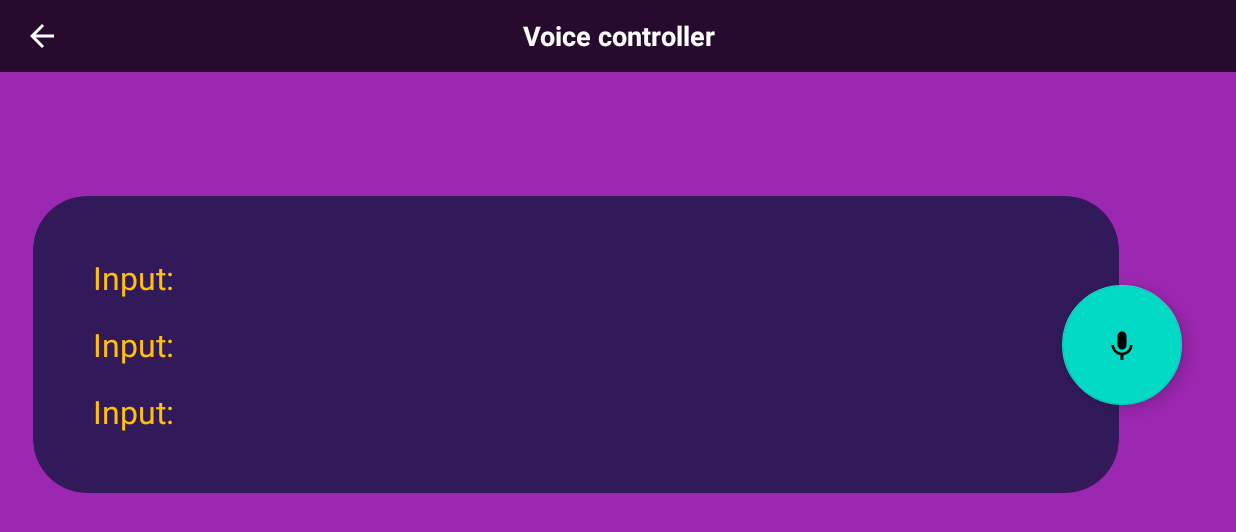
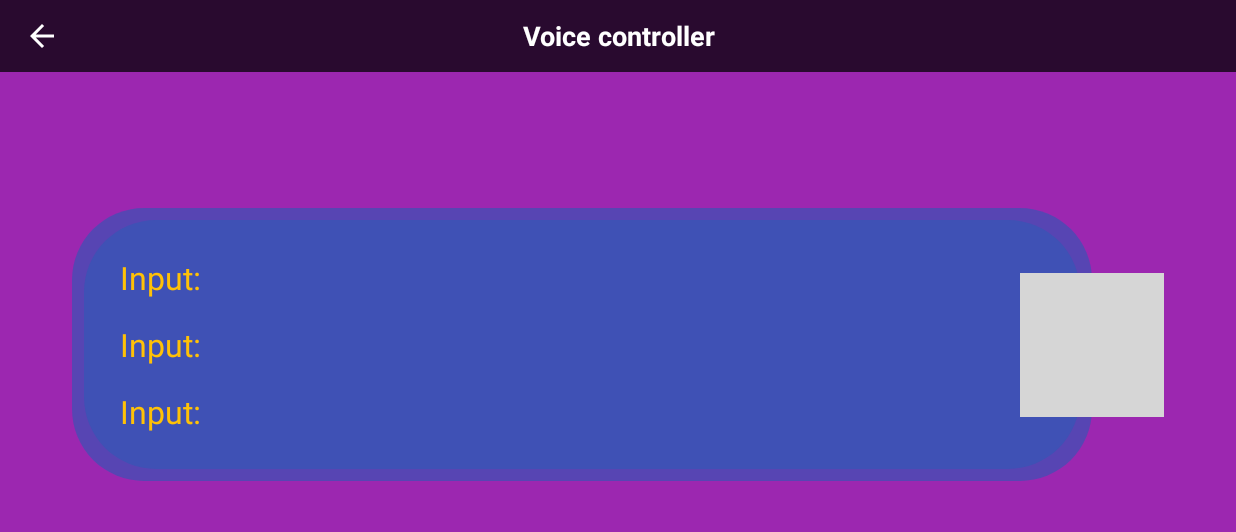
Before and after one commit to duy07t1k23cht/robo-control, an Android app: the VoiceControlActivity screen opened directly, with no data from a screen before it, on a phone screen of 824 x 412 dp (held sideways). Shown: the top 532 px of the screen. Run offline under Robolectric (Android 15) with nearby library versions, the phone set to English and light mode, and no system bars; grey boxes are pictures that could not be loaded.

Commit message:
Speech to text EN

```diff
--- a/app/src/main/AndroidManifest.xml
+++ b/app/src/main/AndroidManifest.xml
@@ -5,6 +5,7 @@
 
     <uses-permission android:name="android.permission.BLUETOOTH" />
     <uses-permission android:name="android.permission.BLUETOOTH_ADMIN" />
+    <uses-permission android:name="android.permission.RECORD_AUDIO" />
 
     <application
         android:allowBackup="true"
--- a/app/src/main/java/com/example/robocontrol/ui/main/MainActivity.java
+++ b/app/src/main/java/com/example/robocontrol/ui/main/MainActivity.java
@@ -52,6 +52,12 @@ public class MainActivity
 
         mPresenter.setupJoystick(layoutJoystick, R.drawable.bg_stick);
         mPresenter.checkBluetoothStatus();
+    }
+
+    @Override
+    protected void onResume() {
+        super.onResume();
+        mPresenter.setupBluetoothConnectListener();
     }
 
     @Override
--- a/app/src/main/java/com/example/robocontrol/ui/main/MainContract.java
+++ b/app/src/main/java/com/example/robocontrol/ui/main/MainContract.java
@@ -15,6 +15,7 @@ public class MainContract {
 
     public final static int CONNECT_DEVICE_REQ = 123;
     public final static int ENABLE_BLUETOOTH_REQ = 456;
+
     public final static String DEVICE_ADDRESS = "DeviceAddress";
 
     interface View extends BaseView {
@@ -40,6 +41,8 @@ public class MainContract {
     }
 
     interface Presenter {
+        void setupBluetoothConnectListener();
+
         void checkBluetoothStatus();
 
         void showHideMoreOption();
--- a/app/src/main/java/com/example/robocontrol/ui/voicecontrol/VoiceControlActivity.java
+++ b/app/src/main/java/com/example/robocontrol/ui/voicecontrol/VoiceControlActivity.java
@@ -1,14 +1,30 @@
 package com.example.robocontrol.ui.voicecontrol;
 
+import android.Manifest;
+import android.content.pm.PackageManager;
+import android.os.Bundle;
+import android.os.PersistableBundle;
 import android.view.View;
+import android.widget.CompoundButton;
 import android.widget.ImageView;
+import android.widget.TextView;
+import android.widget.Toast;
+import android.widget.ToggleButton;
+
+import androidx.annotation.NonNull;
+import androidx.annotation.Nullable;
+import androidx.core.app.ActivityCompat;
 
 import com.example.robocontrol.R;
 import com.example.robocontrol.base.BaseActivity;
 
+import static com.example.robocontrol.utils.ViewUtils.toast;
+
 public class VoiceControlActivity extends BaseActivity<VoiceControlPresenter> implements VoiceControlContract.View, View.OnClickListener {
 
-    private ImageView ivBack;
+    private ImageView ivBack, ivListen;
+    private ToggleButton toggleSpeak;
+    private TextView tvInput;
 
     @Override
     protected int getLayoutID() {
@@ -23,11 +39,74 @@ public class VoiceControlActivity extends BaseActivity<VoiceControlPresenter> im
     @Override
     public void initViewComponents() {
         ivBack = findViewById(R.id.iv_back);
+        ivListen = findViewById(R.id.iv_listen);
+        toggleSpeak = findViewById(R.id.toggle_speak);
+        tvInput = findViewById(R.id.tv_input);
     }
 
     @Override
     public void implementClickListener() {
         ivBack.setOnClickListener(this);
+
+        toggleSpeak.setOnCheckedChangeListener(new CompoundButton.OnCheckedChangeListener() {
+            @Override
+            public void onCheckedChanged(CompoundButton buttonView, boolean isChecked) {
+                if (isChecked) {
+                    ivListen.setImageDrawable(getDrawable(R.drawable.ic_voice_big_listening));
+                    startListening();
+                } else {
+                    ivListen.setImageDrawable(getDrawable(R.drawable.ic_voice_big));
+                    mPresenter.stopListening();
+                }
+            }
+        });
+    }
+
+    @Override
+    protected void onCreate(Bundle savedInstanceState) {
+        super.onCreate(savedInstanceState);
+
+        mPresenter.createSpeechRecognizer(this);
+        mPresenter.setupRecognizer(this);
+    }
+
+    @Override
+    public void onRequestPermissionsResult(int requestCode, @NonNull String[] permissions, @NonNull int[] grantResults) {
+        super.onRequestPermissionsResult(requestCode, permissions, grantResults);
+
+        switch (requestCode) {
+            case VoiceControlContract.REQUEST_RECORD_PERMISSION:
+                if (grantResults.length > 0 && grantResults[0] == PackageManager.PERMISSION_GRANTED) {
+                    mPresenter.startListening();
+                } else {
+                    showMessage("Permission Denied!");
+                }
+        }
+    }
+
+    @Override
+    public void showMessage(String message) {
+        toast(this, message);
+    }
+
+    @Override
+    public void displaySpeechText(String text) {
+        tvInput.setText(text);
+    }
+
+    @Override
+    public void startListening() {
+        ActivityCompat.requestPermissions(
+                VoiceControlActivity.this,
+                new String[]{Manifest.permission.RECORD_AUDIO},
+                VoiceControlContract.REQUEST_RECORD_PERMISSION
+        );
+    }
+
+    @Override
+    protected void onStop() {
+        super.onStop();
+        mPresenter.releaseSpeechRecognizer();
     }
 
     @Override
@@ -39,6 +118,10 @@ public class VoiceControlActivity extends BaseActivity<VoiceControlPresenter> im
                 onBackPressed();
                 break;
 
+            case R.id.toggle_speak:
+
+                break;
+
         }
     }
 }
--- /dev/null
+++ b/app/src/main/res/drawable/bg_button_speech.xml
@@ -0,0 +1,20 @@
+<?xml version="1.0" encoding="utf-8"?>
+<layer-list xmlns:android="http://schemas.android.com/apk/res/android">
+
+    <item>
+        <shape android:shape="oval">
+            <solid android:color="#bbFF5722 " />
+            <!--shadow Color-->
+        </shape>
+    </item>
+
+    <item
+        android:bottom="4dp"
+        android:left="4dp"
+        android:right="4dp"
+        android:top="4dp">
+        <shape android:shape="oval">
+            <solid android:color="#FF5722" />
+        </shape>
+    </item>
+</layer-list>
--- /dev/null
+++ b/app/src/main/res/drawable/bg_corner.xml
@@ -0,0 +1,23 @@
+<?xml version="1.0" encoding="utf-8"?>
+<layer-list xmlns:android="http://schemas.android.com/apk/res/android">
+
+    <item>
+        <shape android:shape="rectangle">
+            <solid android:color="#bb3F51B5 " />
+            <corners android:radius="48dp" />
+            <!--shadow Color-->
+        </shape>
+    </item>
+
+    <item
+        android:bottom="8dp"
+        android:left="8dp"
+        android:right="8dp"
+        android:top="8dp">
+        <shape android:shape="rectangle">
+            <solid android:color="#3F51B5" />
+            <corners android:radius="48dp" />
+        </shape>
+
+    </item>
+</layer-list>
--- /dev/null
+++ b/app/src/main/res/drawable/bg_toggle.xml
@@ -0,0 +1,8 @@
+<?xml version="1.0" encoding="utf-8"?>
+<layer-list xmlns:android="http://schemas.android.com/apk/res/android">
+
+    <item android:drawable="@android:color/transparent" />
+
+    <item android:drawable="@drawable/ic_toggle" />
+
+</layer-list>
--- /dev/null
+++ b/app/src/main/res/drawable/ic_toggle.xml
@@ -0,0 +1,9 @@
+<selector xmlns:android="http://schemas.android.com/apk/res/android">
+
+    <item android:state_checked="false"
+        android:drawable="@drawable/ic_voice_big" />
+
+    <item android:state_checked="true"
+        android:drawable="@drawable/ic_voice_big" />
+
+</selector>
--- a/app/src/main/res/drawable/ic_voice_big.xml
+++ b/app/src/main/res/drawable/ic_voice_big_listening.xml
@@ -1,9 +1,9 @@
 <vector xmlns:android="http://schemas.android.com/apk/res/android"
-    android:width="72dp"
-    android:height="72dp"
+    android:width="48dp"
+    android:height="48dp"
     android:viewportWidth="24.0"
     android:viewportHeight="24.0">
     <path
-        android:fillColor="#FF000000"
+        android:fillColor="#4F19AF"
         android:pathData="M12,15c1.66,0 2.99,-1.34 2.99,-3L15,6c0,-1.66 -1.34,-3 -3,-3S9,4.34 9,6v6c0,1.66 1.34,3 3,3zM17.3,12c0,3 -2.54,5.1 -5.3,5.1S6.7,15 6.7,12L5,12c0,3.42 2.72,6.23 6,6.72L11,22h2v-3.28c3.28,-0.48 6,-3.3 6,-6.72h-1.7z" />
 </vector>
--- a/app/src/main/res/layout/activity_voice_control.xml
+++ b/app/src/main/res/layout/activity_voice_control.xml
@@ -39,21 +39,15 @@
         android:layout_width="match_parent"
         android:layout_height="match_parent">
 
-        <androidx.cardview.widget.CardView
-            android:layout_width="match_parent"
-            android:layout_height="wrap_content"
-            android:layout_gravity="center"
-            android:layout_marginStart="36dp"
-            android:layout_marginEnd="64dp"
-            app:cardBackgroundColor="#31195A"
-            app:cardCornerRadius="36dp"
-            app:cardElevation="4dp">
-
         <LinearLayout
             android:layout_width="match_parent"
             android:layout_height="wrap_content"
-                android:layout_margin="32dp"
-                android:orientation="vertical">
+            android:layout_gravity="center_vertical"
+            android:layout_marginStart="48dp"
+            android:layout_marginEnd="96dp"
+            android:background="@drawable/bg_corner"
+            android:orientation="vertical"
+            android:padding="24dp">
 
             <LinearLayout
                 android:layout_width="match_parent"
@@ -127,15 +121,24 @@
 
         </LinearLayout>
 
-        </androidx.cardview.widget.CardView>
+        <ImageView
+            android:id="@+id/iv_listen"
+            android:layout_width="96dp"
+            android:layout_height="96dp"
+            android:layout_gravity="center_vertical|end"
+            android:layout_marginEnd="48dp"
+            android:background="@drawable/bg_button_speech"
+            android:padding="24dp"
+            android:src="@drawable/ic_voice_big" />
 
-        <com.google.android.material.floatingactionbutton.FloatingActionButton
-            android:layout_width="wrap_content"
-            android:layout_height="wrap_content"
+        <ToggleButton
+            android:id="@+id/toggle_speak"
+            style="@style/toggleButton"
+            android:layout_width="96dp"
+            android:layout_height="96dp"
             android:layout_gravity="center_vertical|end"
-            android:layout_marginEnd="36dp"
-            android:src="@drawable/ic_voice_big"
-            app:fabCustomSize="80dp" />
+            android:layout_marginEnd="48dp"
+            android:background="#00000000" />
 
     </FrameLayout>
 
--- a/app/src/main/res/values/styles.xml
+++ b/app/src/main/res/values/styles.xml
@@ -8,4 +8,15 @@
         <item name="colorAccent">@color/colorAccent</item>
     </style>
 
+    <style name="Widget.Button.Toggle" parent="android:Widget">
+        <item name="android:background">@drawable/bg_toggle</item>
+        <item name="android:disabledAlpha">?android:attr/disabledAlpha</item>
+    </style>
+
+    <style name="toggleButton"  parent="Theme.AppCompat.Light.NoActionBar">
+        <item name="android:buttonStyleToggle">@style/Widget.Button.Toggle</item>
+        <item name="android:textOn"></item>
+        <item name="android:textOff"></item>
+    </style>
+
 </resources>
```
Also changed, not shown: app/src/main/java/com/example/robocontrol/ui/main/MainPresenter.java (+27 -139 lines), app/src/main/java/com/example/robocontrol/ui/voicecontrol/VoiceControlContract.java (+18 -0 lines), app/src/main/java/com/example/robocontrol/ui/voicecontrol/VoiceControlPresenter.java (+166 -1 lines), app/src/main/java/com/example/robocontrol/utils/BluetoothUtils.java (added, +171 -0 lines). Lines whose indentation alone changed are shown as unchanged.
